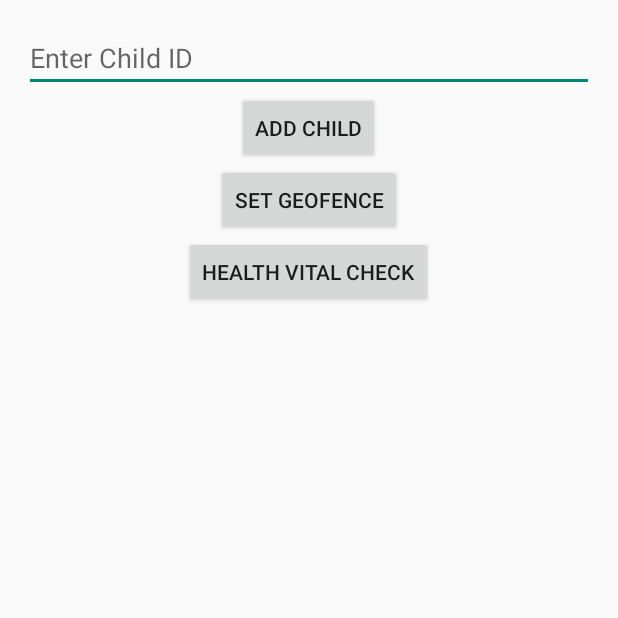
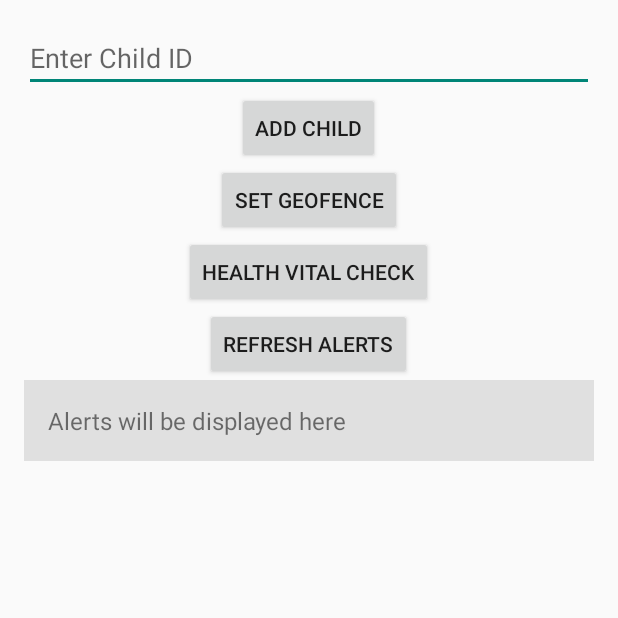
Before and after one commit to Samarth66/guardianTeenApp, an Android app built with Jetpack Compose: the ParentScreenActivity screen opened directly, with no data from a screen before it, on a phone screen of 412 x 824 dp, the top half of it. Run offline under Robolectric (Android 15) with nearby library versions, the phone set to English and light mode, and no system bars; our stand-ins replace Volley; libraries missing offline, so code that uses them is left out: io.socket.client, io.socket.emitter; network calls fail.

Commit message:
implemented real time alert monitoring in parent screen

```diff
--- a/app/src/main/java/com/example/guardianteen/ParentScreenActivity.kt
+++ b/app/src/main/java/com/example/guardianteen/ParentScreenActivity.kt
@@ -1,8 +1,10 @@
 package com.example.guardianteen
 
+import android.content.Intent
 import android.os.Bundle
 import android.widget.Button
 import android.widget.EditText
+import android.widget.TextView
 import android.widget.Toast
 import androidx.appcompat.app.AppCompatActivity
 import com.android.volley.Request
@@ -13,6 +15,9 @@ import org.json.JSONObject
 import io.socket.client.IO;
 import io.socket.client.Socket;
 import io.socket.emitter.Emitter;
+import org.json.JSONArray
+import android.text.method.ScrollingMovementMethod
+import android.util.Log
 
 
 class ParentScreenActivity : AppCompatActivity() {
@@ -22,6 +27,8 @@ class ParentScreenActivity : AppCompatActivity() {
     private lateinit var setGeofenceButton: Button
     private lateinit var healthVitalCheckButton: Button
     private lateinit var socket: Socket
+    private lateinit var alertsTextView: TextView
+    private lateinit var refreshAlertsButton: Button
     override fun onCreate(savedInstanceState: Bundle?) {
         super.onCreate(savedInstanceState)
         setContentView(R.layout.activity_parent_screen)
@@ -31,6 +38,7 @@ class ParentScreenActivity : AppCompatActivity() {
         setGeofenceButton = findViewById(R.id.setGeofenceButton)
         healthVitalCheckButton = findViewById(R.id.healthVitalCheckButton)
 
+
         val parentId = intent.getStringExtra("parentId") ?: ""
         val parentName = intent.getStringExtra("parentName") ?: ""
 
@@ -39,11 +47,69 @@ class ParentScreenActivity : AppCompatActivity() {
         healthVitalCheckButton.setOnClickListener { handleHealthVitalCheck() }
 
 
+        alertsTextView = findViewById(R.id.alertsTextView)
+        alertsTextView.movementMethod = ScrollingMovementMethod()
+
+        refreshAlertsButton = findViewById(R.id.refreshAlertsButton)
+        refreshAlertsButton.setOnClickListener {
+            val parentId = intent.getStringExtra("parentId") ?: ""
+            fetchAlerts(parentId)
+        }
+
+        fetchAlerts(parentId)
+
+
+
     }
+
+    override fun onNewIntent(intent: Intent) {
+        Log.d("NEWW", "From: new message")
+        super.onNewIntent(intent)
+        setIntent(intent) // Update the activity's current intent with the new one
+
+        // Now you can retrieve extras from the new intent
+        val parentId = intent.getStringExtra("parentId") ?: ""
+        val newAlertReceived = intent.getBooleanExtra("newAlertReceived", false)
+        if (newAlertReceived) {
+            fetchAlerts(parentId)
+        }
+    }
+
+
+    private fun fetchAlerts(parentId: String) {
+        val url = "https://guardianteenbackend.onrender.com/fetch-alerts?pid=$parentId"
+
+        val queue = Volley.newRequestQueue(this)
+        val jsonObjectRequest = JsonObjectRequest(
+            Request.Method.GET, url, null,
+            { response ->
+                val alerts = response.getJSONArray("alerts")
+                displayAlerts(alerts)
+            },
+            { error ->
+                Toast.makeText(this, "Failed to fetch alerts", Toast.LENGTH_SHORT).show()
+            }
+        )
+
+        queue.add(jsonObjectRequest)
+    }
+
+    private fun displayAlerts(alerts: JSONArray) {
+        val stringBuilder = StringBuilder()
+        for (i in 0 until alerts.length()) {
+            val alert = alerts.getJSONObject(i)
+            stringBuilder.append("Child: ${alert.getString("cid")}\n")
+            stringBuilder.append("Type: ${alert.getString("type")}\n")
+            stringBuilder.append("Location: ${alert.getString("location")}\n")
+            stringBuilder.append("Time: ${alert.getString("time")}\n\n")
+        }
+        alertsTextView.text = stringBuilder.toString()
+    }
+
 
     private fun handleAddChild(parentId: String) {
         val childId = childIdEditText.text.toString()
-        val url = "http://192.168.0.95:5001/add_child"
+        val url = "https://guardianteenbackend.onrender.com/add_child"
 
         val userData = JSONObject().apply {
             put("pid", parentId)
--- a/app/src/main/res/layout/activity_parent_screen.xml
+++ b/app/src/main/res/layout/activity_parent_screen.xml
@@ -30,4 +30,24 @@
         android:layout_height="wrap_content"
         android:text="Health Vital Check" />
 
+    <Button
+        android:id="@+id/refreshAlertsButton"
+        android:layout_width="wrap_content"
+        android:layout_height="wrap_content"
+        android:text="Refresh Alerts" />
+
+    <ScrollView
+        android:layout_width="match_parent"
+        android:layout_height="0dp"
+        android:layout_weight="1">
+
+        <TextView
+            android:id="@+id/alertsTextView"
+            android:layout_width="match_parent"
+            android:layout_height="wrap_content"
+            android:textSize="16sp"
+            android:text="Alerts will be displayed here"
+            android:background="#E0E0E0"
+            android:padding="16dp" />
+    </ScrollView>
 </LinearLayout>
```
Also changed, not shown: app/src/main/AndroidManifest.xml (+5 -3 lines), app/src/main/java/com/example/guardianteen/LoginActivity.kt (+12 -2 lines).
